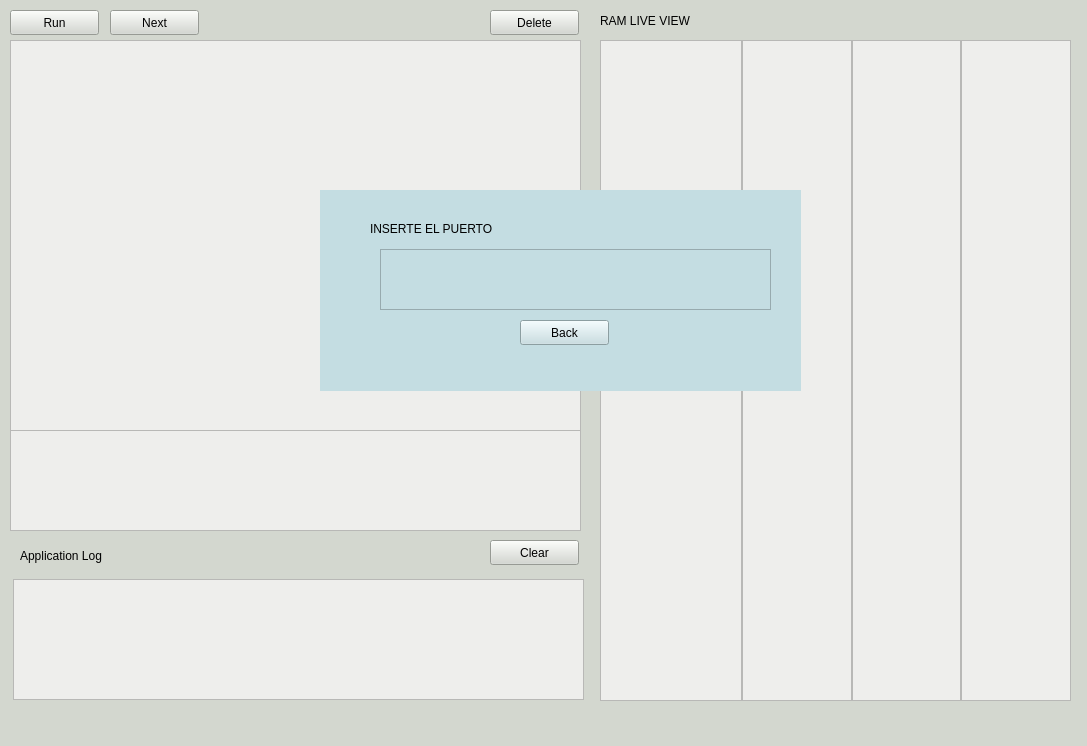
joseff01/AED2-P1-C_IDE, file C!/AEDII-GUI/mainwindow.ui: the form before one commit.
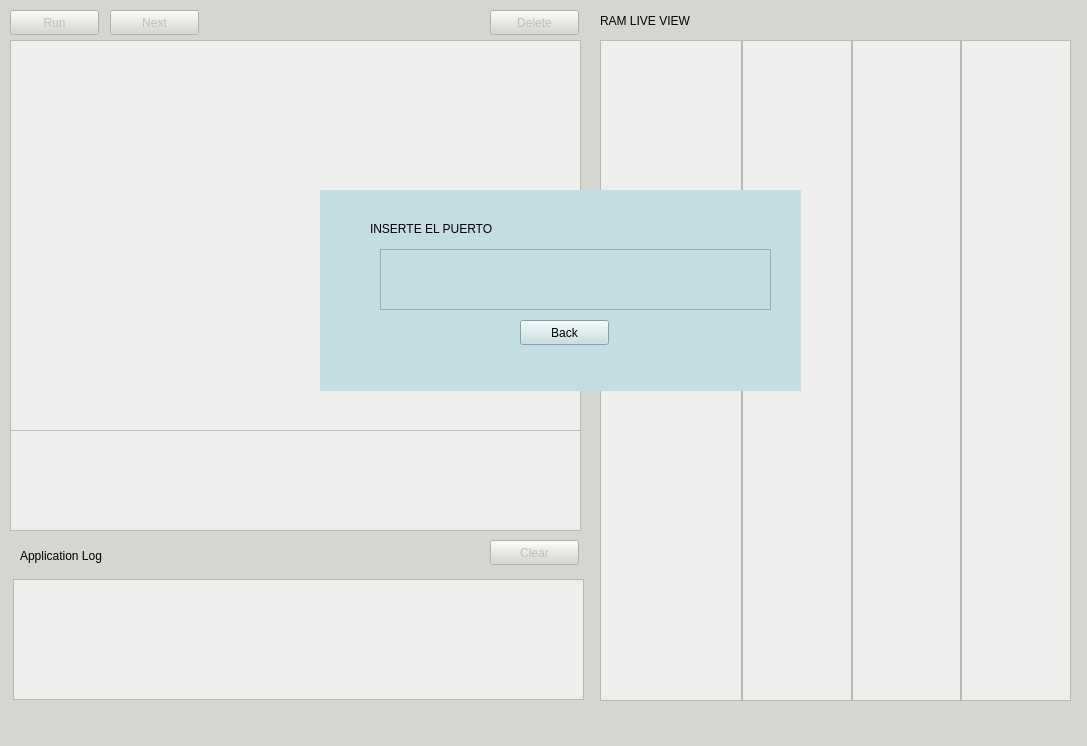
The form after the commit.

Commit message: Enable buttons

The edit to the form file:
```diff
--- a/C!/AEDII-GUI/mainwindow.ui
+++ b/C!/AEDII-GUI/mainwindow.ui
@@ -63,6 +63,9 @@
     </property>
    </widget>
    <widget class="QPushButton" name="pushButton_2">
+    <property name="enabled">
+     <bool>false</bool>
+    </property>
     <property name="geometry">
      <rect>
       <x>490</x>
@@ -93,6 +96,9 @@
     </property>
    </widget>
    <widget class="QPushButton" name="pushButton">
+    <property name="enabled">
+     <bool>false</bool>
+    </property>
     <property name="geometry">
      <rect>
       <x>10</x>
@@ -109,6 +115,9 @@
     </property>
    </widget>
    <widget class="QPushButton" name="deleteButton">
+    <property name="enabled">
+     <bool>false</bool>
+    </property>
     <property name="geometry">
      <rect>
       <x>490</x>
@@ -125,6 +134,9 @@
     </property>
    </widget>
    <widget class="QPushButton" name="nextButton">
+    <property name="enabled">
+     <bool>false</bool>
+    </property>
     <property name="geometry">
      <rect>
       <x>110</x>
```
Left out of the diff: 3 changed lines with no effect on the pictures. The commit also changes 1 other file.
